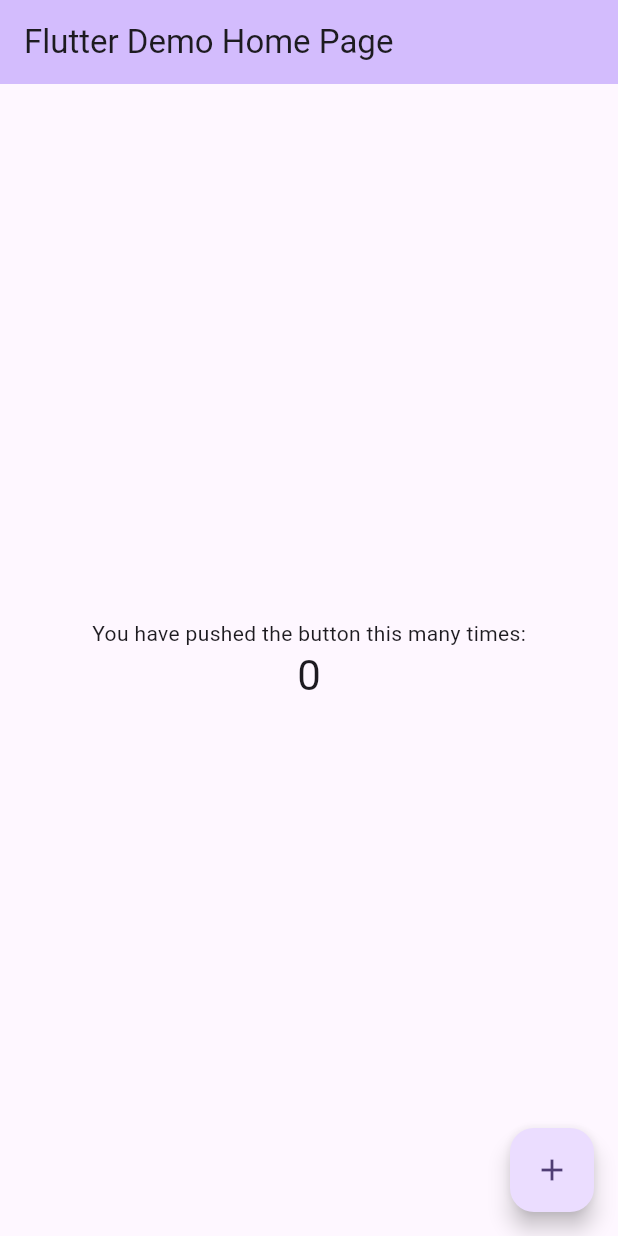
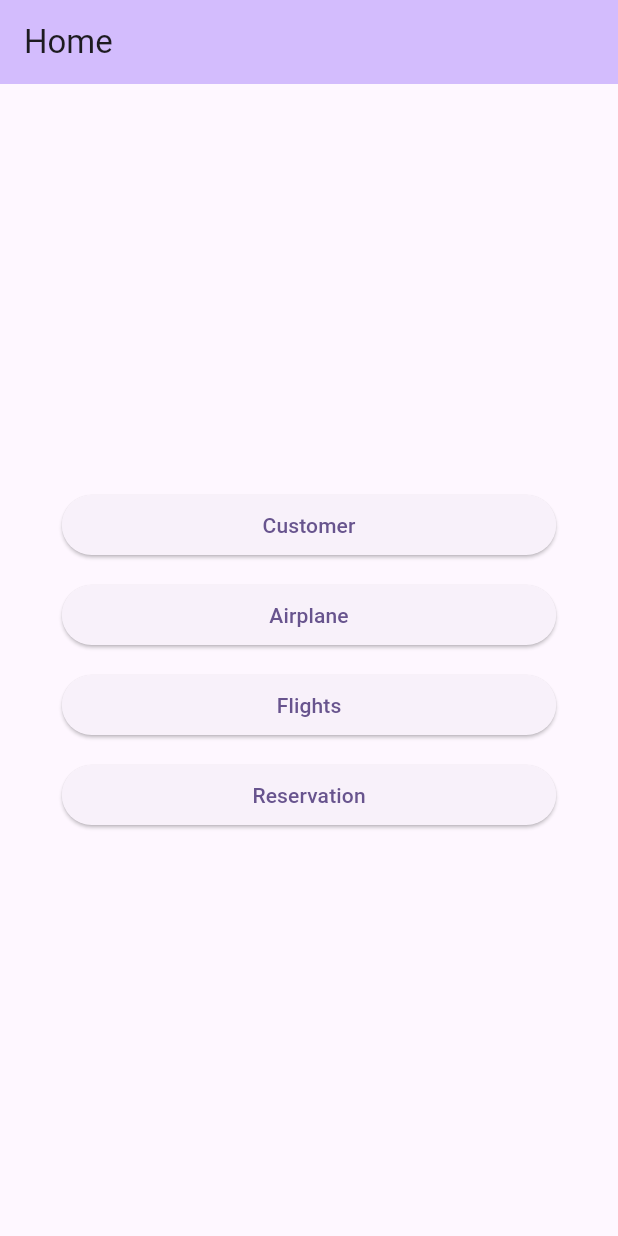
Before and after one commit to wald0047/cst2335_app, a Flutter app: the screen it shows after launch, on a phone screen of 412 x 824 dp. Run offline on Flutter 3.47's test engine with Material 3 defaults, Android fonts, the light colour scheme and no system bars; our stand-ins replace floor, sqflite; accounts and stored records are empty; generated files the repository leaves out were written again.

Commit message:
feat: main page and module pages

```diff
--- a/lib/main.dart
+++ b/lib/main.dart
@@ -1,54 +1,41 @@
 import 'package:flutter/material.dart';
-import 'database.dart';
+import 'package:cst2335_app/CustomerPage.dart';
+import 'package:cst2335_app/AirplanePage.dart';
+import 'package:cst2335_app/FlightPage.dart';
+import 'package:cst2335_app/ReservationPage.dart';
 
 void main() {
   runApp(const MyApp());
 }
 
 class MyApp extends StatelessWidget {
-
   const MyApp({super.key});
 
   // This widget is the root of your application.
   @override
   Widget build(BuildContext context) {
     return MaterialApp(
-      title: 'Flutter Demo',
+      title: 'Final Project',
       theme: ThemeData(
-        // This is the theme of your application.
-        //
-        // TRY THIS: Try running your application with "flutter run". You'll see
-        // the application has a purple toolbar. Then, without quitting the app,
-        // try changing the seedColor in the colorScheme below to Colors.green
-        // and then invoke "hot reload" (save your changes or press the "hot
-        // reload" button in a Flutter-supported IDE, or press "r" if you used
-        // the command line to start the app).
-        //
-        // Notice that the counter didn't reset back to zero; the application
-        // state is not lost during the reload. To reset the state, use hot
-        // restart instead.
-        //
-        // This works for code too, not just values: Most code changes can be
-        // tested with just a hot reload.
         colorScheme: ColorScheme.fromSeed(seedColor: Colors.deepPurple),
         useMaterial3: true,
       ),
-      home: const MyHomePage(title: 'Flutter Demo Home Page'),
+      // home: const MyHomePage(title: 'Home'),
+      initialRoute: "/",
+      routes: {
+        '/customer': (context) => const CustomerPage(),
+        '/airplane': (context) => const AirplanePage(),
+        '/flight': (context) => const FlightPage(),
+        '/reservation': (context) => const ReservationPage(),
+        '/': (context) => const MyHomePage(title: 'Home'),
+
+      }
     );
   }
 }
 
 class MyHomePage extends StatefulWidget {
   const MyHomePage({super.key, required this.title});
-
-  // This widget is the home page of your application. It is stateful, meaning
-  // that it has a State object (defined below) that contains fields that affect
-  // how it looks.
-
-  // This class is the configuration for the state. It holds the values (in this
-  // case the title) provided by the parent (in this case the App widget) and
-  // used by the build method of the State. Fields in a Widget subclass are
-  // always marked "final".
 
   final String title;
 
@@ -57,83 +44,62 @@ class MyHomePage extends StatefulWidget {
 }
 
 class _MyHomePageState extends State<MyHomePage> {
-  int _counter = 0;
-
-  late AppDatabase database;
-
-  @override
-  void initState() {
-    // initialize object, onloaded in HTML
-    super.initState();
-    $FloorAppDatabase.databaseBuilder('app_database.db').build().then((db){
-      database = db;
-    });
-
-  }
-
-  void _incrementCounter() {
-    setState(() {
-      // This call to setState tells the Flutter framework that something has
-      // changed in this State, which causes it to rerun the build method below
-      // so that the display can reflect the updated values. If we changed
-      // _counter without calling setState(), then the build method would not be
-      // called again, and so nothing would appear to happen.
-      _counter++;
-    });
-  }
+  var widthIndex = 0.8; // 80% of the screen width
+  var spaceBetween = 12.0; // 12 between buttons
 
   @override
   Widget build(BuildContext context) {
-    // This method is rerun every time setState is called, for instance as done
-    // by the _incrementCounter method above.
-    //
-    // The Flutter framework has been optimized to make rerunning build methods
-    // fast, so that you can just rebuild anything that needs updating rather
-    // than having to individually change instances of widgets.
     return Scaffold(
       appBar: AppBar(
-        // TRY THIS: Try changing the color here to a specific color (to
-        // Colors.amber, perhaps?) and trigger a hot reload to see the AppBar
-        // change color while the other colors stay the same.
         backgroundColor: Theme.of(context).colorScheme.inversePrimary,
-        // Here we take the value from the MyHomePage object that was created by
-        // the App.build method, and use it to set our appbar title.
         title: Text(widget.title),
       ),
       body: Center(
-        // Center is a layout widget. It takes a single child and positions it
-        // in the middle of the parent.
         child: Column(
-          // Column is also a layout widget. It takes a list of children and
-          // arranges them vertically. By default, it sizes itself to fit its
-          // children horizontally, and tries to be as tall as its parent.
-          //
-          // Column has various properties to control how it sizes itself and
-          // how it positions its children. Here we use mainAxisAlignment to
-          // center the children vertically; the main axis here is the vertical
-          // axis because Columns are vertical (the cross axis would be
-          // horizontal).
-          //
-          // TRY THIS: Invoke "debug painting" (choose the "Toggle Debug Paint"
-          // action in the IDE, or press "p" in the console), to see the
-          // wireframe for each widget.
           mainAxisAlignment: MainAxisAlignment.center,
           children: <Widget>[
-            const Text(
-              'You have pushed the button this many times:',
+            FractionallySizedBox(
+              widthFactor: widthIndex,
+              child: ElevatedButton(
+                onPressed: () {
+                  Navigator.pushNamed(context, "/customer");
+                },
+                child: const Text('Customer'),
+              ),
             ),
-            Text(
-              '$_counter',
-              style: Theme.of(context).textTheme.headlineMedium,
+            SizedBox(height: spaceBetween),
+            FractionallySizedBox(
+              widthFactor: widthIndex,
+              child: ElevatedButton(
+                onPressed: () {
+                  Navigator.pushNamed(context, "/airplane");
+                },
+                child: const Text('Airplane'),
+              ),
+            ),
+            SizedBox(height: spaceBetween),
+            FractionallySizedBox(
+              widthFactor: widthIndex,
+              child: ElevatedButton(
+                onPressed: () {
+                  Navigator.pushNamed(context, "/flight");
+                },
+                child: const Text('Flights'),
+              ),
+            ),
+            SizedBox(height: spaceBetween),
+            FractionallySizedBox(
+              widthFactor: widthIndex,
+              child: ElevatedButton(
+                onPressed: () {
+                  Navigator.pushNamed(context, "/reservation");
+                },
+                child: const Text('Reservation'),
+              ),
             ),
           ],
         ),
       ),
-      floatingActionButton: FloatingActionButton(
-        onPressed: _incrementCounter,
-        tooltip: 'Increment',
-        child: const Icon(Icons.add),
-      ), // This trailing comma makes auto-formatting nicer for build methods.
     );
   }
 }
```
Also changed, not shown: lib/AirplanePage.dart (added, +22 -0 lines), lib/CustomerPage.dart (added, +22 -0 lines), lib/FlightPage.dart (added, +22 -0 lines), lib/ReservationPage.dart (added, +22 -0 lines).
